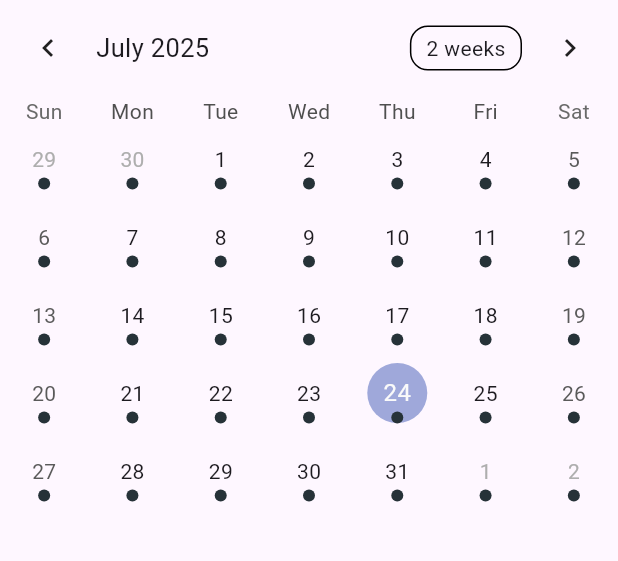
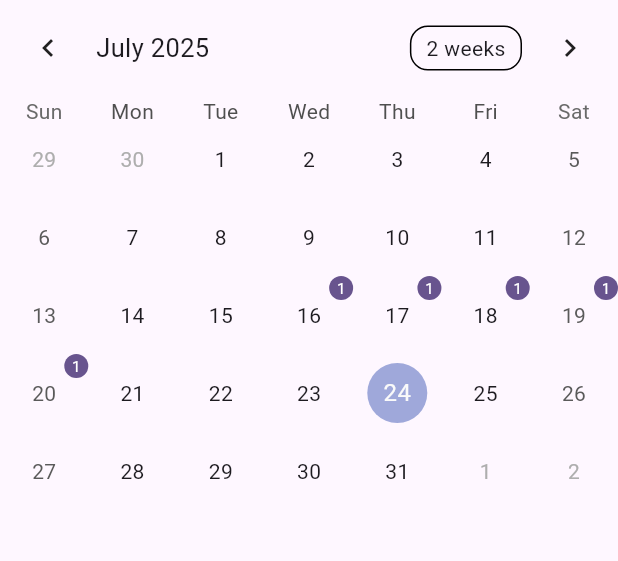
Before and after one commit to JaviKo500/flutter-calendar-app, a Flutter app: the screen it shows after launch, on a phone screen of 412 x 824 dp, the part 84-645 px from its top. Run offline on Flutter 3.47's test engine with Material 3 defaults, Android fonts, the phone set to English and light mode, and no system bars; drawn by our look-alikes of table_calendar.

Commit message:
feat: add marker calendar

```diff
--- a/lib/pages/calendar_page.dart
+++ b/lib/pages/calendar_page.dart
@@ -13,6 +13,31 @@ class CalendarPage extends StatefulWidget {
 class _CalendarPageState extends State<CalendarPage> {
   DateTime _selectedDate = DateTime.now();
   CalendarFormat _calendarFormat = CalendarFormat.month;
+  List< Event > _events = [
+    Event(title: 'Event 1', date: DateTime.utc(2025, 7, 16)),
+    Event(title: 'Event 2', date: DateTime.utc(2025, 7, 17)),
+    Event(title: 'Event 3', date: DateTime.utc(2025, 7, 18)),
+    Event(title: 'Event 4', date: DateTime.utc(2025, 7, 19)),
+    Event(title: 'Event 5', date: DateTime.utc(2025, 7, 20)),
+  ];
+
+  List<Event> _getEventsForDay(DateTime day) {
+    List<Event> eventsForDay = <Event>[];
+    for (Event event in _events) {
+
+      final DateTime emitDate = event.date;
+
+      if (isSameDay(day, emitDate)) {
+        eventsForDay.add(Event(
+          title: event.title,
+          date: emitDate,
+        ));
+      }
+      print(isSameDay(day, emitDate));
+    }
+    print('eventsForDay: ${eventsForDay.length}');
+    return eventsForDay;
+  }
   @override
   Widget build(BuildContext context) {
     return Scaffold(
@@ -22,25 +47,25 @@ class _CalendarPageState extends State<CalendarPage> {
       ),
       body: Column(
         children: [
-          TableCalendar(
+          TableCalendar<Event>(
             firstDay: DateTime.utc(2010, 10, 16),
             lastDay: DateTime.utc(2030, 3, 14),
             focusedDay: _selectedDate,
             currentDay: _selectedDate,
-            eventLoader: (day) {
-              print('eventLoader day: $day');
-              return [
-                DateTime(day.year, day.month, day.day, 12, 0),
-              ];
-            },
+            eventLoader: _getEventsForDay,
             onDaySelected: (selectedDay, focusedDay) {
               print('selectedDay: $selectedDay, focusedDay: $focusedDay');
+              if (!isSameDay(_selectedDate, selectedDay)) {
+                setState(() {
+                  _selectedDate = selectedDay;
+                });
+              }
               setState(() {
                 _selectedDate = selectedDay;
               });
             },
             onPageChanged: (focusedDay) {
-              print('onPageChanged focusedDay: $focusedDay');
+              print('focusedDay: $focusedDay');
             },
             calendarFormat: _calendarFormat,
             onFormatChanged: (format) {
@@ -48,9 +73,40 @@ class _CalendarPageState extends State<CalendarPage> {
                 _calendarFormat = format;
               });
             },
+            calendarBuilders: CalendarBuilders(
+              markerBuilder: (context, day, events) {
+                if (_getEventsForDay(day).isEmpty) return null;
+                return Stack(
+                  children: [
+                    Align(
+                      alignment: Alignment.topRight,
+                      child: Container(
+                        decoration: BoxDecoration(
+                          color: Theme.of(context).colorScheme.primary,
+                          shape: BoxShape.circle,
+                        ),
+                        width:16.0,
+                        height: 16.0,
+                        alignment: Alignment.center,
+                        child: Text('${_getEventsForDay(day).length}', style: TextStyle(
+                          color: Colors.white,
+                          fontSize: 10,
+                        ), ),
+                      ),
+                    ),
+                  ],
+                );
+              },
+            ),
           )
         ],
       ),
     );
   }
 }
+class Event {
+  final String title;
+  final DateTime date;
+
+  Event({required this.title, required this.date});
+}
```
